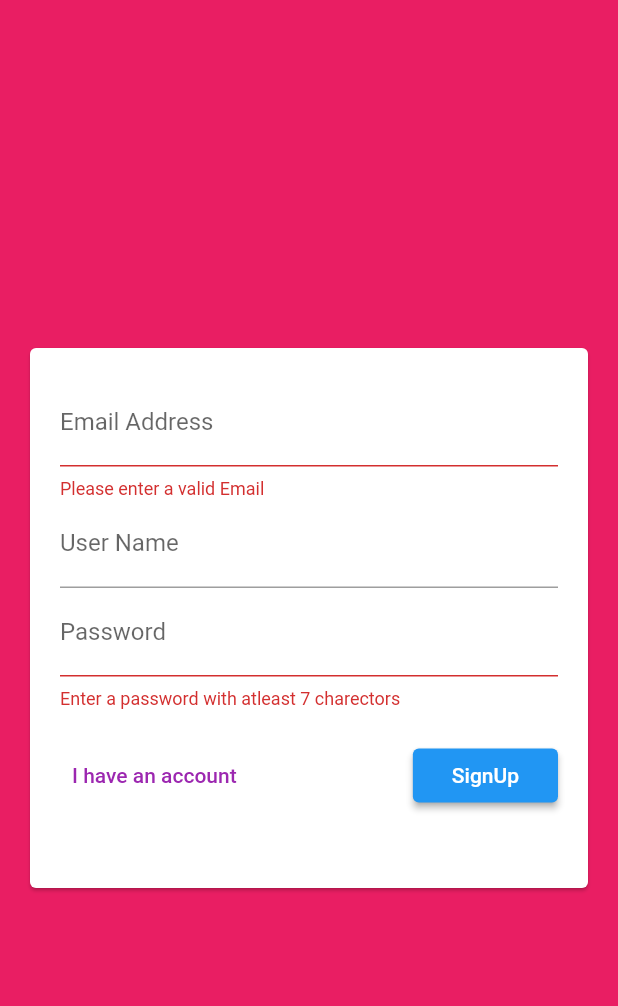
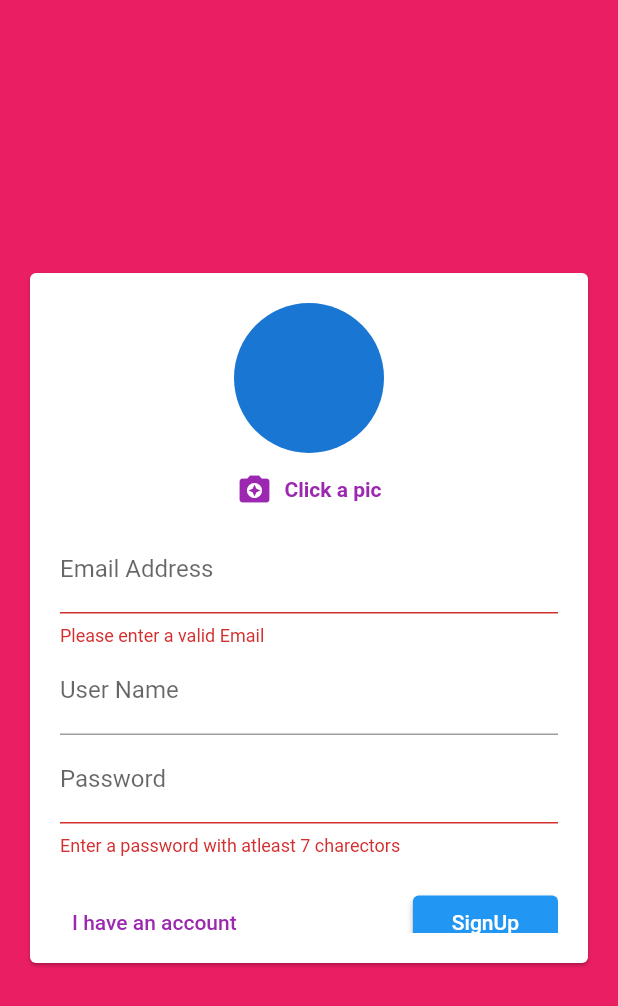
Before and after one commit to ajitrchv/Chatesh, a Flutter app: the screen it shows after launch, after a tap on "Login", after a tap on "Create Account", on a phone screen of 412 x 824 dp. Shown: the top 1006 px of the screen. Run offline on Flutter 3.47's test engine with Material 2 defaults, Android fonts, the phone set to English and light mode, and no system bars; our stand-ins replace cloud_firestore, firebase_auth, firebase_core, firebase_storage, image_picker; accounts and stored records are empty.

Commit message:
able to add image to storage

```diff
--- a/lib/screens/chat_screen.dart
+++ b/lib/screens/chat_screen.dart
@@ -60,7 +60,10 @@ class _ChatScreenState extends State<ChatScreen> {
                 } else {
                   List<DocumentSnapshot> doc = streamSnapshot.data.docs;
                   var a = doc.map((document) {
-                    //print("${(document.contains('')).toString()}===");
+                    // print(document['text']);
+                    // print(document['userID']);
+                    // print(document['username']);
+
                     return Padding(
                       padding: const EdgeInsets.all(8.0),
                       child: MessageBubble(document['text'] == 'null' ? '🚫Deleted Message' : document['text'], document['userID'], document['username'])
--- a/lib/widgets/auth.dart
+++ b/lib/widgets/auth.dart
@@ -1,3 +1,6 @@
+import 'dart:io';
+
+import 'package:chatesh/widgets/user_image_picker.dart';
 import 'package:flutter/gestures.dart';
 import 'package:flutter/material.dart';
 import 'package:flutter/services.dart';
@@ -5,8 +8,14 @@ import 'package:flutter/services.dart';
 class Auth extends StatefulWidget {
   Auth(this.submitFn, this.isLoadingAuth);
   final bool isLoadingAuth;
-  final void Function(String email, String password, String username,
-      bool isLogin, BuildContext ctx) submitFn;
+  final void Function(
+    String email,
+    String password,
+    String username,
+    File image,
+    bool isLogin,
+    BuildContext ctx
+    ) submitFn;
   //const Auth({ Key? key }) : super(key: key);
 
   @override
@@ -20,13 +29,23 @@ class _AuthState extends State<Auth> {
   String? _userName = '';
   String? _userPwd = '';
   var _showSpinner = false;
+  // ignore: prefer_typing_uninitialized_variables
+  var _userImageFile;
 
-
+  void _pickedImage(File image)
+  {
+    _userImageFile = image;
+  }
 
   void _trySubmit() async {
-
     final isValid = _formKey.currentState!.validate();
     FocusScope.of(context).unfocus();
+    if(_userImageFile == null && !_isLogin)
+    {
+      ScaffoldMessenger.of(context).showSnackBar(const SnackBar(content: Text('Please click a pic!'), backgroundColor: Colors.red,));
+
+      return;
+    }
     if (isValid) {
       //...
       _formKey.currentState!.save();
@@ -40,8 +59,14 @@ class _AuthState extends State<Auth> {
       // print(_userEmail);
       //auth req to firebase
 
-      widget.submitFn(_userEmail!.trim(), _userPwd!.trim(), _userName!.trim(),
-          _isLogin, context);
+      widget.submitFn(
+        _userEmail!.trim(),
+        _userPwd!.trim(),
+        _userName!.trim(),
+        _userImageFile,
+        _isLogin,
+        context,
+        );
       setState(() {
         _showSpinner = false;
       });
@@ -55,7 +80,7 @@ class _AuthState extends State<Auth> {
       duration: const Duration(
         milliseconds: 300,
       ),
-        height: _isLogin ? 320 : 400,
+      height: _isLogin ? 320 : 500,
       child: Card(
         margin: const EdgeInsets.all(20),
         child: _showSpinner
@@ -63,13 +88,13 @@ class _AuthState extends State<Auth> {
             : Padding(
                 padding: const EdgeInsets.all(20),
                 child: SingleChildScrollView(
-
                   child: Form(
                     key: _formKey,
                     child: Column(
                       mainAxisAlignment: MainAxisAlignment.spaceEvenly,
                       mainAxisSize: MainAxisSize.min,
                       children: [
+                        if(!_isLogin) UserImagePicker(_pickedImage),
                         TextFormField(
                           key: const ValueKey('email'),
                           validator: (value) {
@@ -126,9 +151,9 @@ class _AuthState extends State<Auth> {
                         const SizedBox(
                           height: 20,
                         ),
-                          if(widget.isLoadingAuth)
+                        if (widget.isLoadingAuth)
                           const Center(child: CircularProgressIndicator()),
-                          if(!widget.isLoadingAuth)
+                        if (!widget.isLoadingAuth)
                           Row(
                             //crossAxisAlignment: CrossAxisAlignment.stretch,
                             mainAxisAlignment: MainAxisAlignment.spaceBetween,
@@ -166,8 +191,7 @@ class _AuthState extends State<Auth> {
                 ),
               ),
       ),
-        )
-    );
+    ));
   }
 }
 
--- /dev/null
+++ b/lib/widgets/user_image_picker.dart
@@ -0,0 +1,57 @@
+import 'dart:io';
+
+import 'package:flutter/material.dart';
+import 'package:image_picker/image_picker.dart';
+class UserImagePicker extends StatefulWidget {
+  //const UserImagePicker({ Key? key }) : super(key: key);
+  UserImagePicker(this.imagePickFn);
+  final void Function(File pickedImage) imagePickFn;
+
+  @override
+  _UserImagePickerState createState() => _UserImagePickerState();
+}
+
+class _UserImagePickerState extends State<UserImagePicker> {
+  File? _pickedImage = null;
+  final _picker = ImagePicker();
+  void _pickImage()async{
+    final pickedImageFile = await _picker
+    .pickImage(source: ImageSource.camera, imageQuality: 50,
+    maxHeight: 150,
+    maxWidth: 150,
+    );
+    setState(() {
+      _pickedImage = File(pickedImageFile!.path);
+    });
+    widget.imagePickFn(File(pickedImageFile!.path));
+  }
+  @override
+  Widget build(BuildContext context) {
+    return Container(
+      child: Column(
+        children: [
+          CircleAvatar(
+                          radius: 50,
+                          backgroundImage:
+                          _pickedImage != null
+                          ?
+                          FileImage(_pickedImage as File)
+                          : null,
+
+                        ),
+                        TextButton.icon(
+                          onPressed: _pickImage,
+                          icon: const Icon(Icons.camera_enhance),
+                          label: const Text(
+                            'Click a pic',
+                            style: TextStyle(fontWeight: FontWeight.bold),
+                          ),
+                        ),
+
+
+        ],
+      ),);
+
+
+  }
+}
--- a/pubspec.yaml
+++ b/pubspec.yaml
@@ -39,6 +39,8 @@ dependencies:
   firebase_auth: ^3.1.4
   #cloud_firestore: ^2.5.4
   fluttertoast: ^8.0.8
+  image_picker: ^0.8.4+4
+  firebase_storage: ^10.0.7
 
 
 dev_dependencies:
@@ -74,6 +76,7 @@ flutter:
   # To add assets to your application, add an assets section, like this:
   assets:
    - lib/assets/images/chatesh.png
+   - lib/assets/images/user_purp.png
   #   - images/a_dot_ham.jpeg
 
   # An image asset can refer to one or more resolution-specific "variants", see
```
Also changed, not shown: lib/screens/auth_screen.dart (+39 -7 lines), lib/widgets/message_bubble.dart (+6 -6 lines), lib/widgets/newmessage.dart (+21 -7 lines), lib/assets/images/user_purp.png (added), pubspec.lock, 1 other file. Lines whose indentation alone changed are shown as unchanged.
